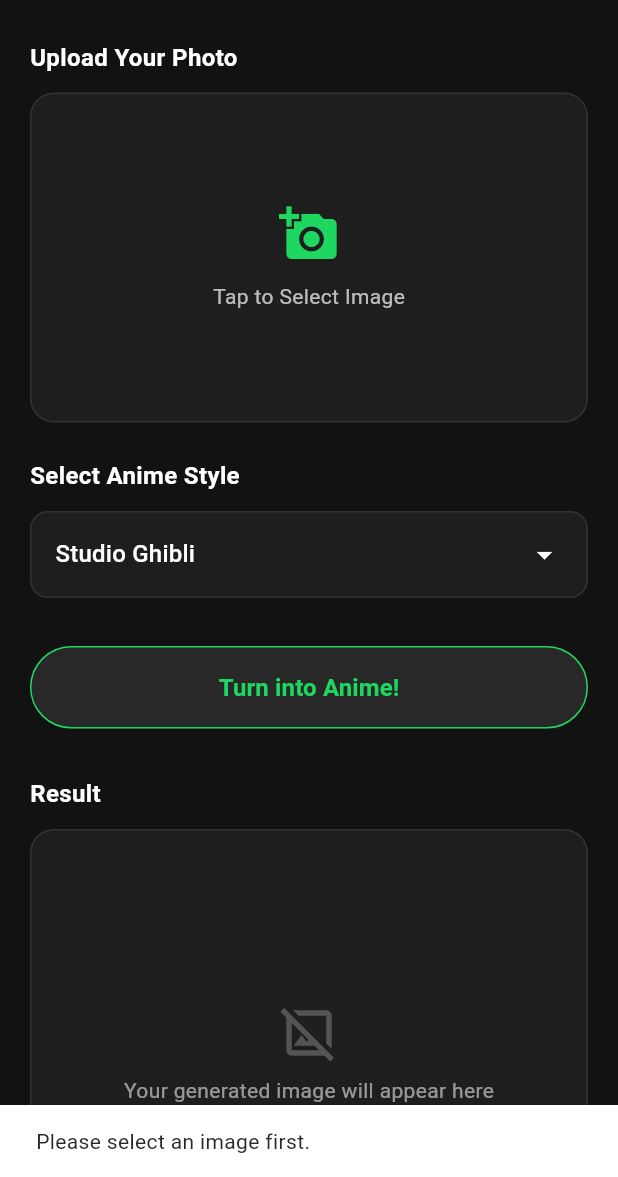
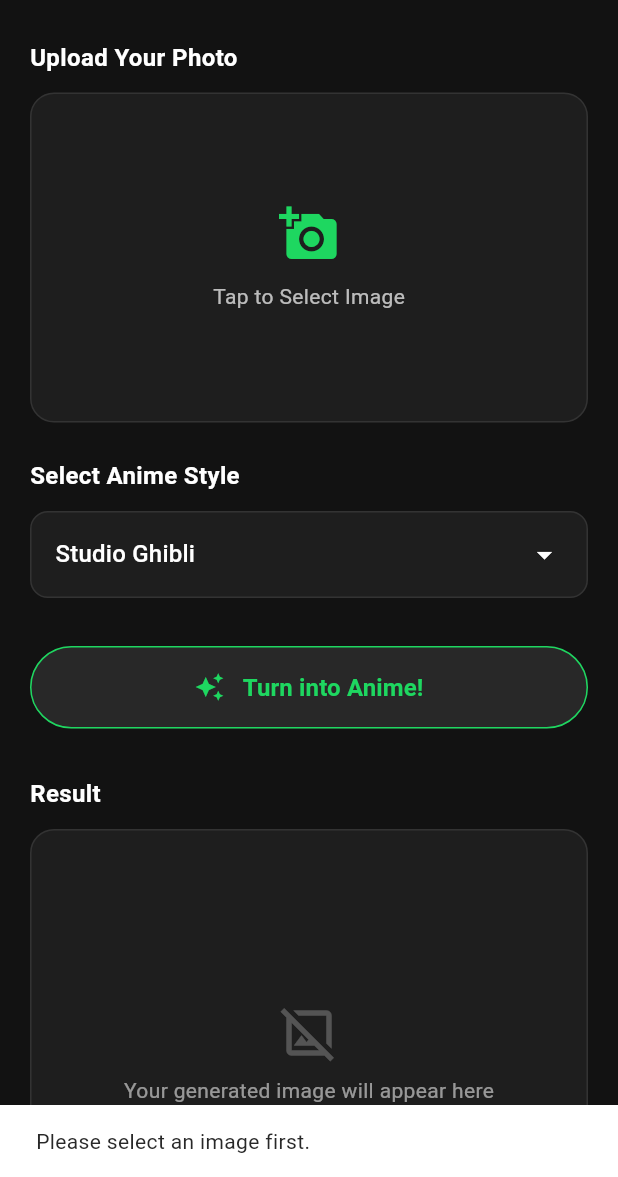
Before and after one commit to theshivamlko/Complete-Generative-AI-for-Flutter-Developers, a Flutter app: the screen it shows after launch, after a tap on "Turn into Anime!", on a phone screen of 412 x 824 dp, the part 59-1236 px from its top. Run offline on Flutter 3.47's test engine with Material 3 defaults, Android fonts, the phone set to English and light mode, and no system bars; our stand-ins replace flutter_dotenv, image_picker; missing offline and left inert: gal.

Commit message:
done make me anime

```diff
--- a/exercise_make_me_anime_flutter_app/lib/main.dart
+++ b/exercise_make_me_anime_flutter_app/lib/main.dart
@@ -3,8 +3,14 @@
 import 'package:flutter/material.dart';
 import 'package:image_picker/image_picker.dart';
 import 'package:gal/gal.dart'; // Added dependency for saving images to gallery
+import 'package:flutter_dotenv/flutter_dotenv.dart';
 
-void main() {
+import 'api_service.dart';
+
+Future<void> main() async {
+  WidgetsFlutterBinding.ensureInitialized();
+  await dotenv.load(fileName: ".env");
+
   runApp(const MakeMeAnimeApp());
 }
 
@@ -52,6 +58,7 @@
 
 class _AnimeFilterScreenState extends State<AnimeFilterScreen> {
   File? _selectedImage;
+  File? _generatedImageFile;
   String _selectedFilter = 'Studio Ghibli';
   bool _isGenerating = false;
   bool _hasResult = false;
@@ -74,6 +81,7 @@
       if (image != null) {
         setState(() {
           _selectedImage = File(image.path);
+          _generatedImageFile = null;
           _hasResult = false; // Reset result when a new image is picked
         });
       }
@@ -97,15 +105,32 @@
     setState(() {
       _isGenerating = true;
       _hasResult = false;
+      _generatedImageFile = null;
     });
 
-    // Simulate AI generation delay
-    await Future.delayed(const Duration(seconds: 3));
+    try {
+      final resultFile = await ApiService.generateAnimeImage(
+        _selectedImage!,
+        _selectedFilter,
+      );
 
       setState(() {
+        _generatedImageFile = resultFile;
         _isGenerating = false;
         _hasResult = true;
       });
+    } catch (e) {
+      if (mounted) {
+        // Use a more user-friendly error message if it's our direct exception
+        final errorMessage = e.toString().replaceAll('Exception: ', '');
+        ScaffoldMessenger.of(
+          context,
+        ).showSnackBar(SnackBar(content: Text(errorMessage)));
+      }
+      setState(() {
+        _isGenerating = false;
+      });
+    }
   }
 
   void _showImageSourceDialog() {
@@ -214,6 +239,17 @@
                 Stack(
                   alignment: Alignment.center,
                   children: [
+                    if (_generatedImageFile != null)
+                      ClipRRect(
+                        borderRadius: BorderRadius.circular(12),
+                        child: Image.file(
+                          _generatedImageFile!,
+                          fit: BoxFit.cover,
+                          height: MediaQuery.of(context).size.height * 0.5,
+                          width: double.infinity,
+                        ),
+                      ),
+                    if (_generatedImageFile == null) ...[
                       ClipRRect(
                         borderRadius: BorderRadius.circular(12),
                         child: Image.file(
@@ -231,6 +267,7 @@
                           borderRadius: BorderRadius.circular(12),
                         ),
                       ),
+                    ],
                     Column(
                       mainAxisSize: MainAxisSize.min,
                       children: [
@@ -259,7 +296,9 @@
                   width: double.infinity,
                   child: ElevatedButton.icon(
                     onPressed: () {
-                      _saveImageToGallery(_selectedImage!);
+                      if (_generatedImageFile != null) {
+                        _saveImageToGallery(_generatedImageFile!);
+                      }
                       Navigator.of(context).pop(); // Close popup after saving
                     },
                     icon: const Icon(Icons.download, color: Colors.black),
@@ -335,7 +374,7 @@
                 ),
                 clipBehavior: Clip.antiAlias,
                 child: _selectedImage != null
-                    ? Image.file(_selectedImage!, fit: BoxFit.cover)
+                    ? Image.file(_selectedImage!, fit: BoxFit.contain)
                     : Column(
                         mainAxisAlignment: MainAxisAlignment.center,
                         children: [
@@ -428,7 +467,7 @@
                           width: 20,
                           height: 20,
                           child: CircularProgressIndicator(
-                            color: Colors.black,
+                            color: theme.colorScheme.primary,
                             strokeWidth: 2,
                           ),
                         ),
@@ -443,13 +482,28 @@
                         ),
                       ],
                     )
-                  : Text(
+                  : Row(
+                      mainAxisAlignment: MainAxisAlignment.center,
+                      children: [
+                        SizedBox(
+                          width: 20,
+                          height: 20,
+                          child: Icon(
+                            Icons.auto_awesome,
+                            size: 20,
+                            color: theme.colorScheme.primary,
+                          ),
+                        ),
+                        SizedBox(width: 12),
+                        Text(
                           'Turn into Anime!',
                           style: TextStyle(
                             fontSize: 16,
                             fontWeight: FontWeight.bold,
                             color: theme.colorScheme.primary,
                           ),
+                        ),
+                      ],
                     ),
             ),
 
@@ -492,18 +546,27 @@
                     ? Stack(
                         alignment: Alignment.center,
                         children: [
-                          // In a real app, this would be an Image.network() or similar from the AI API
+                          if (_generatedImageFile != null)
+                            ClipRRect(
+                              borderRadius: BorderRadius.circular(15),
+                              child: Image.file(
+                                _generatedImageFile!,
+                                fit: BoxFit.contain,
+                                width: double.infinity,
+                                height: double.infinity,
+                              ),
+                            )
+                          else if (_selectedImage != null)
                             Opacity(
                               opacity: 0.4,
-                            child: _selectedImage != null
-                                ? Image.file(
+                              child: Image.file(
                                 _selectedImage!,
                                 fit: BoxFit.cover,
                                 width: double.infinity,
                                 height: double.infinity,
-                                  )
-                                : const SizedBox.shrink(),
                               ),
+                            ),
+                          if (_generatedImageFile == null)
                             Column(
                               mainAxisAlignment: MainAxisAlignment.center,
                               children: [
@@ -542,17 +605,6 @@
                                   ),
                                 ),
                                 const SizedBox(height: 8),
-                              const Padding(
-                                padding: EdgeInsets.symmetric(horizontal: 24),
-                                child: Text(
-                                  '(Placeholder overlay)',
-                                  textAlign: TextAlign.center,
-                                  style: TextStyle(
-                                    color: Colors.white54,
-                                    fontSize: 10,
-                                  ),
-                                ),
-                              ),
                               ],
                             ),
                         ],
```
Also changed, not shown: exercise_make_me_anime_flutter_app/lib/api_service.dart (added, +83 -0 lines), exercise_make_me_anime_flutter_app/pubspec.yaml (+6 -1 lines), exercise_make_me_anime_flutter_app/pubspec.lock, 3 other files. Lines whose indentation alone changed are shown as unchanged.
